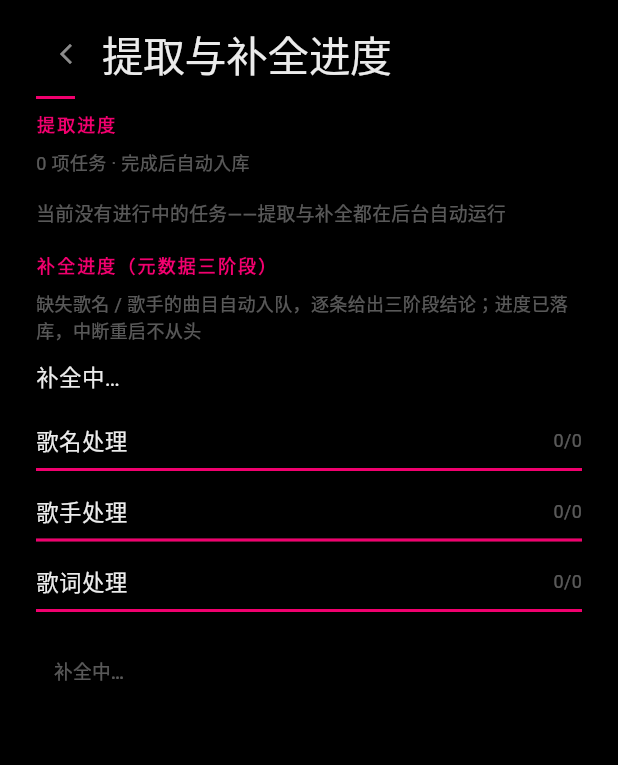
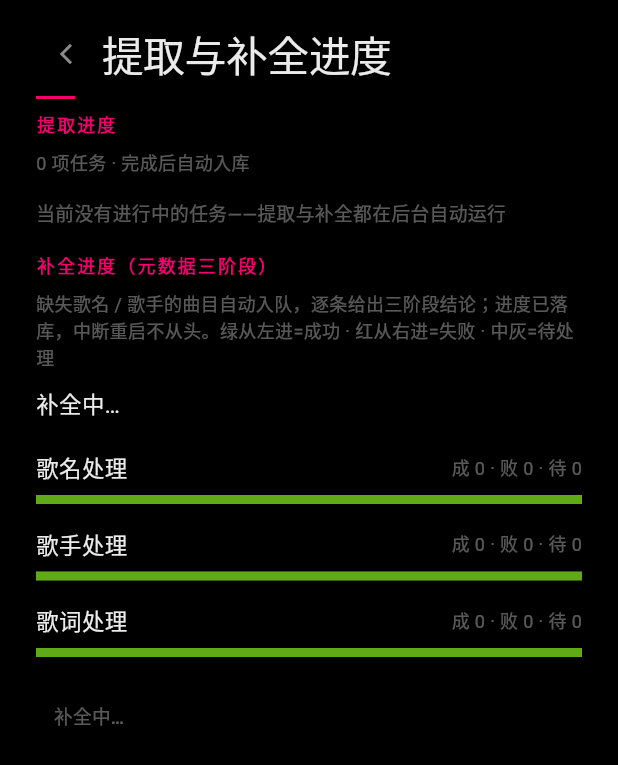
Before and after one commit to zhaoxuan-inside/iA-Music, a Flutter app: the ExtractPage screen opened directly, after a tap on "开始补全（重试全部失败项）", on a phone screen of 412 x 824 dp. Shown: the top 765 px of the screen. Run offline on Flutter 3.47's test engine with Material 3 defaults, Android fonts, the phone set to English and light mode, and no system bars; our stand-ins replace drift, drift_flutter, flutter_riverpod, image_picker, just_audio, just_audio_background and 3 more; missing offline and left inert: audio_metadata_reader, audio_session, dart:ffi, pinyin, quickjs_engine; accounts and stored records are empty; generated files the repository leaves out were written again.

Commit message:
feat: 反馈批次——①补全三态进度条：成功绿从左进/失败红从右进/待处理灰中段（每阶段 done/failed/total 直读 tracks，失败桶=连续硬失败耗尽行）②全部药丸 Switch 换 WP 风格开关 WpSwitch（方角+开/关文字+accent 实心块，ui_kit 共享控件，插件启停与日志追踪两处替换）+ 版本 0.0.8（build 21）（v0.0.8）

```diff
--- a/lib/data/daos/library_dao.dart
+++ b/lib/data/daos/library_dao.dart
@@ -349,38 +349,53 @@ class LibraryDao extends DatabaseAccessor<IaDatabase> with _$LibraryDaoMixin {
   /// 耗尽行（连续失败 ≥3）不计入待处理——总盘随之收缩，进度条可走满。
   Stream<List<EnrichStage>> watchEnrichStages() {
     final alive = tracks.missingAt.isNull();
+    // 耗尽行（连续硬失败 ≥3）：三态进度里的「失败」桶
+    final exhausted = tracks.needsMeta.equals(true) &
+        tracks.enrichAttempts.isBiggerOrEqualValue(3) &
+        alive;
+    // 歌名
     final titleDone =
         tracks.id.count(filter: alive & tracks.titleMatchedAt.isNotNull());
+    final titleFailed =
+        tracks.id.count(filter: exhausted & tracks.titleMatchedAt.isNull());
     final titleTotal = tracks.id.count(
         filter: alive &
-            (tracks.titleMatchedAt.isNotNull() |
-                (tracks.needsMeta.equals(true) &
-                    tracks.enrichAttempts.isSmallerThanValue(3))));
+            (tracks.titleMatchedAt.isNotNull() | tracks.needsMeta.equals(true)));
+    // 歌手
     final artistDone =
         tracks.id.count(filter: alive & tracks.artistMatchedAt.isNotNull());
+    final artistFailed = tracks.id.count(
+        filter: exhausted &
+            tracks.artist.equals('') &
+            tracks.artistMatchedAt.isNull());
     final artistTotal = tracks.id.count(
         filter: alive &
             (tracks.artistMatchedAt.isNotNull() |
-                (tracks.artist.equals('') &
-                    tracks.needsMeta.equals(true) &
-                    tracks.enrichAttempts.isSmallerThanValue(3))));
-    final lyricsDone = tracks.id.count(filter: alive & tracks.lyricsAt.isNotNull());
+                (tracks.needsMeta.equals(true) & tracks.artist.equals(''))));
+    // 歌词
+    final lyricsDone =
+        tracks.id.count(filter: alive & tracks.lyricsAt.isNotNull());
+    final lyricsFailed =
+        tracks.id.count(filter: exhausted & tracks.lyricsAt.isNull());
     final lyricsTotal = tracks.id.count(
         filter: alive &
-            (tracks.lyricsAt.isNotNull() |
-                (tracks.needsMeta.equals(true) &
-                    tracks.enrichAttempts.isSmallerThanValue(3))));
+            (tracks.lyricsAt.isNotNull() | tracks.needsMeta.equals(true)));
     final q = selectOnly(tracks)
       ..addColumns([
-        titleDone, titleTotal, artistDone, artistTotal, lyricsDone, lyricsTotal,
+        titleDone, titleFailed, titleTotal,
+        artistDone, artistFailed, artistTotal,
+        lyricsDone, lyricsFailed, lyricsTotal,
       ]);
     return q.watch().map((rows) {
       final r = rows.isEmpty ? null : rows.first;
       int read(Expression<int> e) => r == null ? 0 : (r.read(e) ?? 0);
       return [
-        EnrichStage('歌名处理', read(titleDone), read(titleTotal)),
-        EnrichStage('歌手处理', read(artistDone), read(artistTotal)),
-        EnrichStage('歌词处理', read(lyricsDone), read(lyricsTotal)),
+        EnrichStage('歌名处理', read(titleDone), read(titleFailed),
+            read(titleTotal)),
+        EnrichStage('歌手处理', read(artistDone), read(artistFailed),
+            read(artistTotal)),
+        EnrichStage('歌词处理', read(lyricsDone), read(lyricsFailed),
+            read(lyricsTotal)),
       ];
     });
   }
--- a/lib/domain/entities/track.dart
+++ b/lib/domain/entities/track.dart
@@ -125,14 +125,29 @@ class TrackPlays {
   final int plays;
 }
 
-/// 补全阶段进度行（done = 已结论条数；total = 已结论 + 待处理）。
+/// 补全阶段进度行（三态：成功=结论性已处理；失败=连续硬失败耗尽；其余待处理）。
 class EnrichStage {
-  const EnrichStage(this.label, this.done, this.total);
+  const EnrichStage(this.label, this.done, this.failed, this.total);
 
   final String label;
+
+  /// 成功条数（进度条从左往右，绿色）。
   final int done;
+
+  /// 失败条数（进度条从右往左，红色）。
+  final int failed;
+
+  /// 总盘 = 成功 + 失败 + 待处理。
   final int total;
 
-  /// 0..1 进度（总盘为空视为已完成——无事可做）。
-  double get fraction => total <= 0 ? 1.0 : (done / total).clamp(0.0, 1.0);
+  /// 成功占比 0..1（总盘为空视为已完成——无事可做）。
+  double get successFraction =>
+      total <= 0 ? 1.0 : (done / total).clamp(0.0, 1.0);
+
+  /// 失败占比 0..1。
+  double get failedFraction =>
+      total <= 0 ? 0.0 : (failed / total).clamp(0.0, 1.0);
+
+  /// 待处理条数（中段灰）。
+  int get pending => (total - done - failed).clamp(0, total);
 }
--- a/lib/ui/settings/subpages.dart
+++ b/lib/ui/settings/subpages.dart
@@ -484,7 +484,8 @@ class ExtractPage extends ConsumerWidget {
             const SizedBox(height: IaSpacing.l),
             const SectionLabel('补全进度（元数据三阶段）'),
             const SizedBox(height: IaSpacing.s),
-            Text('缺失歌名 / 歌手的曲目自动入队，逐条给出三阶段结论；进度已落库，中断重启不从头',
+            Text('缺失歌名 / 歌手的曲目自动入队，逐条给出三阶段结论；进度已落库，中断重启不从头。'
+                '绿从左进=成功 · 红从右进=失败 · 中灰=待处理',
                 style: const TextStyle(fontSize: 12, color: IaColors.textLow)),
             const SizedBox(height: IaSpacing.m),
             const _EnrichSection(),
@@ -508,7 +509,8 @@ class _EnrichSection extends ConsumerWidget {
     final p = Theme.of(context).extension<IaPalette>()!;
 
     Widget stageRow(EnrichStage s) {
-      final complete = s.total > 0 && s.done >= s.total;
+      // 三态条：底灰=待处理；成功绿从左往右；失败红从右往左。
+      const okGreen = Color(0xFF60A917);
       return Padding(
         padding: const EdgeInsets.symmetric(vertical: IaSpacing.s),
         child: Column(
@@ -521,19 +523,28 @@ class _EnrichSection extends ConsumerWidget {
                       style: const TextStyle(
                           fontSize: IaType.list, color: IaColors.textHi)),
                 ),
-                Text('${s.done}/${s.total}',
+                Text('成 ${s.done} · 败 ${s.failed} · 待 ${s.pending}',
                     style: TextStyle(
                         fontSize: 12,
-                        color: complete ? p.accent : IaColors.textLow)),
+                        color: s.total > 0 && s.pending == 0 && s.failed == 0
+                            ? okGreen
+                            : IaColors.textLow)),
               ],
             ),
             const SizedBox(height: IaSpacing.s),
             Stack(
               children: [
-                Container(height: 2, color: IaColors.hairlineStrong),
+                Container(height: 6, color: IaColors.hairlineStrong),
+                Align(
+                  alignment: Alignment.centerRight,
+                  child: FractionallySizedBox(
+                    widthFactor: s.failedFraction,
+                    child: Container(height: 6, color: IaColors.error),
+                  ),
+                ),
                 FractionallySizedBox(
-                  widthFactor: s.fraction,
-                  child: Container(height: 2, color: p.accent),
+                  widthFactor: s.successFraction,
+                  child: Container(height: 6, color: okGreen),
                 ),
               ],
             ),
@@ -781,7 +792,7 @@ class _TraceLogBlock extends ConsumerWidget {
                     style: TextStyle(
                         fontSize: IaType.list, color: IaColors.textHi)),
               ),
-              Switch(
+              WpSwitch(
                 value: trace.enabled,
                 onChanged: (v) =>
                     ref.read(traceLogProvider.notifier).setEnabled(v),
@@ -914,7 +925,7 @@ class _PluginsPageState extends ConsumerState<PluginsPage> {
                         ],
                       ),
                     ),
-                    Switch(
+                    WpSwitch(
                       value: p.enabled,
                       onChanged: st.busy
                           ? null
```
Also changed, not shown: lib/ui/shared/ui_kit.dart (+54 -0 lines).
